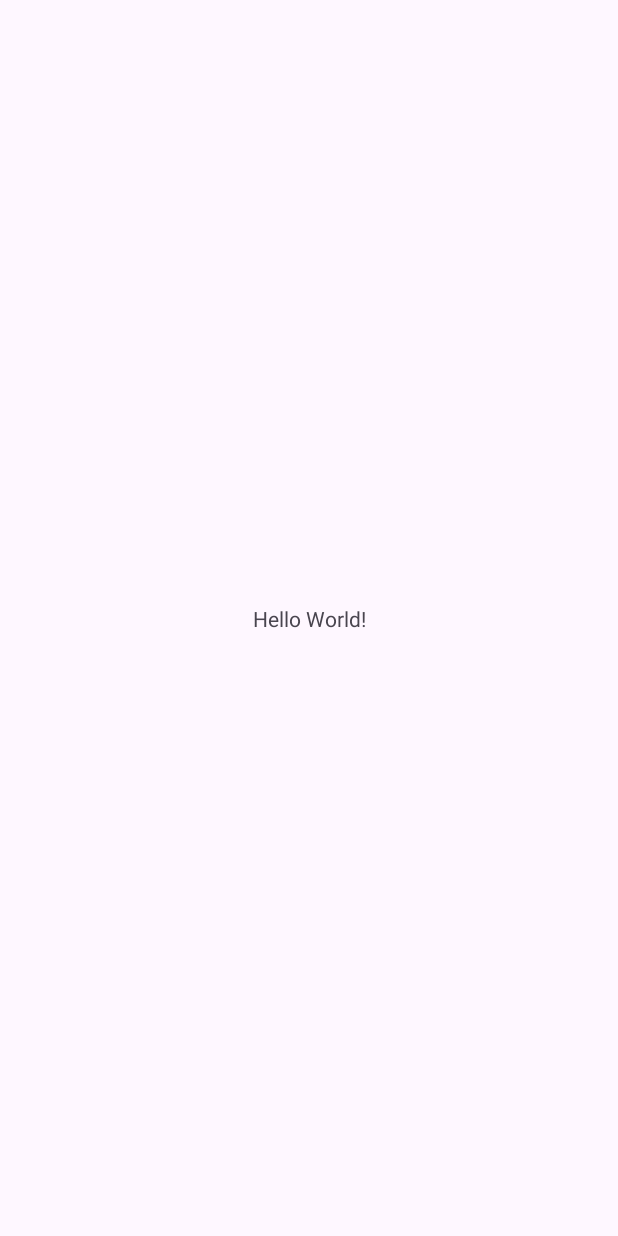
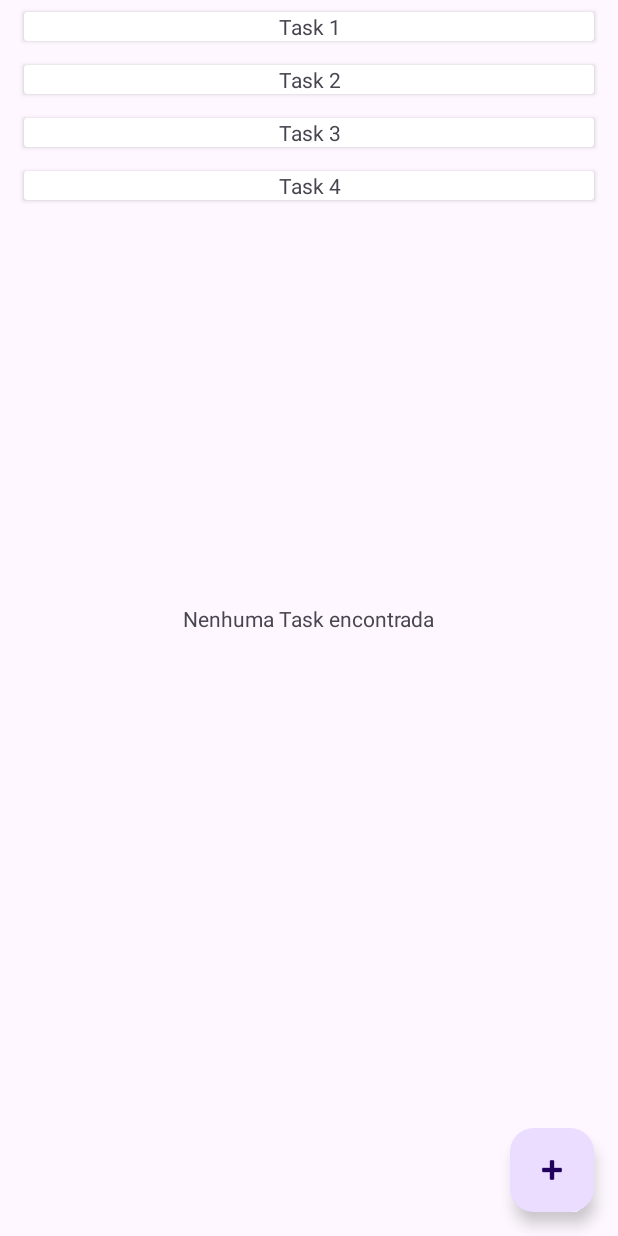
Before and after one commit to jounheringer/android_taskflow, an Android app: the screen it shows after launch (MainActivity), on a phone screen of 412 x 824 dp. Before the commit the screen is almost empty. Run offline under Robolectric (Android 15) with nearby library versions, the phone set to English and light mode, and no system bars; our stand-ins replace Room's generated code.

Commit message:
feat: Implement RecyclerView to display tasks
Sets up a `RecyclerView` on the main screen to display a list of tasks. This includes creating a card layout for individual tasks and the necessary adapter.

- Add a `RecyclerView` and a `FloatingActionButton` to `activity_main.xml`. A `TextView` is also included to show a message when no tasks are present.
- Create `task_card.xml`, a new layout for displaying a single task item using `CardView`.
- Implement `TaskCardAdapter` to bind `Task` data to the `RecyclerView`.
- Initialize and configure the `RecyclerView` with the adapter in `MainActivity` using a temporary list of tasks.
- Add default values to the `createdAt`, `updatedAt`, and `excluded` properties in the `Task` entity.

```diff
--- a/app/src/main/java/com/reringuy/taskflow/MainActivity.kt
+++ b/app/src/main/java/com/reringuy/taskflow/MainActivity.kt
@@ -5,8 +5,36 @@ import androidx.activity.enableEdgeToEdge
 import androidx.appcompat.app.AppCompatActivity
 import androidx.core.view.ViewCompat
 import androidx.core.view.WindowInsetsCompat
+import androidx.recyclerview.widget.LinearLayoutManager
+import androidx.recyclerview.widget.RecyclerView
+import com.reringuy.taskflow.data.entities.Task
+import com.reringuy.taskflow.ui.components.TaskCardAdapter
 
 class MainActivity : AppCompatActivity() {
+
+    val auxTasks = listOf(
+        Task(
+            id = 1L,
+            title = "Task 1",
+            description = "Description 1"
+        ),
+        Task(
+            id = 2L,
+            title = "Task 2",
+            description = "Description 2"
+        ),
+        Task(
+            id = 3L,
+            title = "Task 3",
+            description = "Description 3"
+        ),
+        Task(
+            id = 4L,
+            title = "Task 4",
+            description = "Description 4"
+        ),
+    )
+
     override fun onCreate(savedInstanceState: Bundle?) {
         super.onCreate(savedInstanceState)
         enableEdgeToEdge()
@@ -16,5 +44,13 @@ class MainActivity : AppCompatActivity() {
             v.setPadding(systemBars.left, systemBars.top, systemBars.right, systemBars.bottom)
             insets
         }
+
+        val taskCardAdapter = TaskCardAdapter(auxTasks)
+
+        val recyclerView = findViewById<RecyclerView>(R.id.recycler_view)
+
+        recyclerView.layoutManager = LinearLayoutManager(this)
+        recyclerView.adapter = taskCardAdapter
+
     }
 }
--- a/app/src/main/java/com/reringuy/taskflow/data/entities/Task.kt
+++ b/app/src/main/java/com/reringuy/taskflow/data/entities/Task.kt
@@ -14,7 +14,7 @@ data class Task(
     val id: Long,
     val title: String,
     val description: String,
-    val createdAt: Date,
-    val updatedAt: Date,
-    val excluded: Boolean,
+    val createdAt: Date = Date(),
+    val updatedAt: Date = Date(),
+    val excluded: Boolean = false,
 )
--- /dev/null
+++ b/app/src/main/java/com/reringuy/taskflow/ui/components/TaskCardAdapter.kt
@@ -0,0 +1,35 @@
+package com.reringuy.taskflow.ui.components
+
+import android.view.LayoutInflater
+import android.view.View
+import android.view.ViewGroup
+import android.widget.TextView
+import androidx.recyclerview.widget.RecyclerView
+import com.reringuy.taskflow.R
+import com.reringuy.taskflow.data.entities.Task
+
+class TaskCardAdapter(private val tasks: List<Task>) :
+    RecyclerView.Adapter<TaskCardAdapter.ViewHolder>() {
+
+    class ViewHolder(view: View) : RecyclerView.ViewHolder(view) {
+        val textView: TextView = view.findViewById(R.id.task_card_text_view)
+    }
+
+    override fun onCreateViewHolder(
+        parent: ViewGroup,
+        viewType: Int,
+    ): ViewHolder {
+        val view = LayoutInflater.from(parent.context)
+            .inflate(R.layout.task_card, parent, false)
+
+        return ViewHolder(view)
+    }
+
+    override fun onBindViewHolder(holder: ViewHolder, position: Int) {
+        holder.textView.text = tasks[position].title
+    }
+
+    override fun getItemCount(): Int {
+        return tasks.size
+    }
+}
--- a/app/src/main/res/layout/activity_main.xml
+++ b/app/src/main/res/layout/activity_main.xml
@@ -7,13 +7,33 @@
     android:layout_height="match_parent"
     tools:context=".MainActivity">
 
+    <androidx.recyclerview.widget.RecyclerView
+        android:id="@+id/recycler_view"
+        android:layout_width="match_parent"
+        android:layout_height="match_parent"
+        app:layoutManager="LinearLayoutManager">
+    </androidx.recyclerview.widget.RecyclerView>
+
     <TextView
+        android:id="@+id/activity_main_text_view"
         android:layout_width="wrap_content"
         android:layout_height="wrap_content"
-        android:text="Hello World!"
-        app:layout_constraintBottom_toBottomOf="parent"
+        android:text="Nenhuma Task encontrada"
+        android:visibility="visible"
+        app:layout_constraintBottom_toBottomOf="@id/main"
+        app:layout_constraintEnd_toEndOf="@id/main"
+        app:layout_constraintStart_toStartOf="@id/main"
+        app:layout_constraintTop_toTopOf="@id/main" />
+
+    <com.google.android.material.floatingactionbutton.FloatingActionButton
+        android:id="@+id/activitiy_main_floating_action_button"
+        android:layout_width="wrap_content"
+        android:layout_height="wrap_content"
+        android:layout_marginEnd="16dp"
+        android:layout_marginBottom="16dp"
+        android:clickable="true"
+        app:layout_constraintBottom_toBottomOf="@+id/main"
         app:layout_constraintEnd_toEndOf="parent"
-        app:layout_constraintStart_toStartOf="parent"
-        app:layout_constraintTop_toTopOf="parent" />
+        app:srcCompat="@android:drawable/ic_input_add" />
 
 </androidx.constraintlayout.widget.ConstraintLayout>
--- /dev/null
+++ b/app/src/main/res/layout/task_card.xml
@@ -0,0 +1,25 @@
+<?xml version="1.0" encoding="utf-8"?>
+<FrameLayout
+    android:id="@+id/task_card_view"
+    xmlns:android="http://schemas.android.com/apk/res/android"
+    android:layout_height="wrap_content"
+    android:layout_width="fill_parent"
+    >
+
+    <androidx.cardview.widget.CardView
+        android:id="@+id/task_card_view"
+        android:clickable="true"
+        android:layout_marginHorizontal="16dp"
+        android:layout_marginVertical="8dp"
+        android:layout_width="fill_parent"
+        android:layout_height="fill_parent">
+        <TextView
+            android:id="@+id/task_card_text_view"
+            android:layout_width="fill_parent"
+            android:layout_height="wrap_content"
+            android:textAlignment="center"
+            android:text="Task"
+            />
+    </androidx.cardview.widget.CardView>
+
+</FrameLayout>
```
